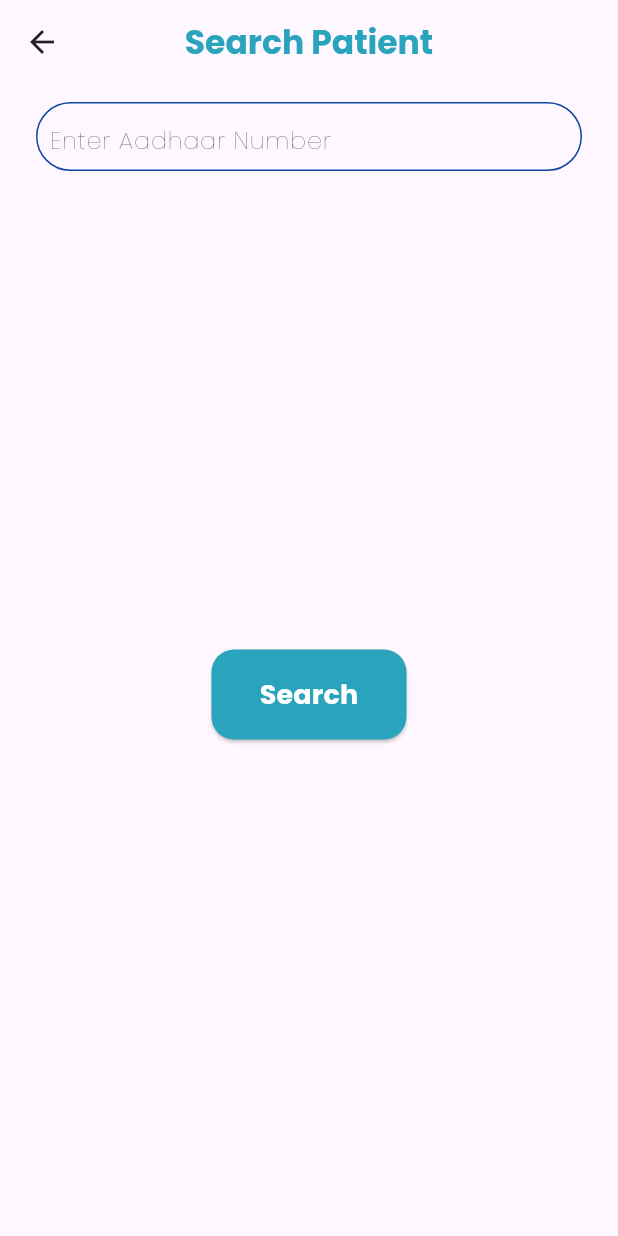
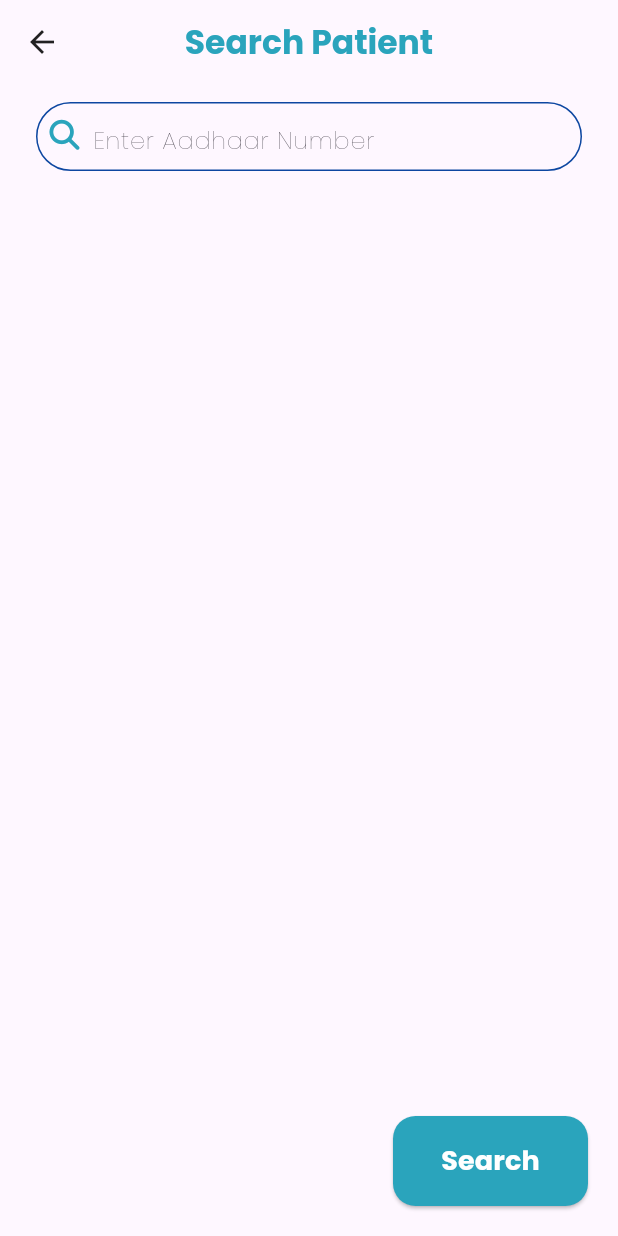
Before and after one commit to The-Powerpuff-Boys/medrec, a Flutter app: the HomePage screen opened by its route, after a tap on "Search", on a phone screen of 412 x 824 dp. Run offline on Flutter 3.47's test engine with Material 2 defaults, Android fonts, the phone set to English and light mode, and no system bars; drawn by our look-alikes of auto_size_text; our stand-ins replace cached_network_image, file_picker, flutter_riverpod, font_awesome_flutter, google_fonts, image_picker; network calls fail; project files that could hold a hidden picture were left out.

Commit message:
modified search screen and added coming soon screeen

```diff
--- a/medrec_app/lib/main.dart
+++ b/medrec_app/lib/main.dart
@@ -25,7 +25,7 @@ class _MedRecAppState extends ConsumerState<MedRecApp> {
       title: 'MedRec',
       theme: MedRecTheme.mainTheme(),
       debugShowCheckedModeBanner: false,
-      home: const AuthChecker(),
+      home: const HomePage(),
       onGenerateRoute: (settings) => MedRecRoutes.generateRoute(settings),
     );
   }
--- a/medrec_app/lib/screens/home_page.dart
+++ b/medrec_app/lib/screens/home_page.dart
@@ -3,6 +3,7 @@ import 'package:cached_network_image/cached_network_image.dart';
 import 'package:flutter/material.dart';
 import 'package:flutter_riverpod/flutter_riverpod.dart';
 import 'package:font_awesome_flutter/font_awesome_flutter.dart';
+import 'package:medrec_app/screens/coming_soon.dart';
 import 'package:medrec_app/screens/search_screen.dart';
 import 'package:medrec_app/widgets/cards.dart';
 
@@ -45,7 +46,9 @@ class HomePage extends ConsumerWidget {
             ListTile(
               leading: const FaIcon(FontAwesomeIcons.person),
               title: const Text('View Profile'),
-              onTap: () {},
+              onTap: () {
+                Navigator.of(context).pushNamed(ComingSoonScreen.routename);
+              },
             ),
             ListTile(
               leading: const FaIcon(FontAwesomeIcons.doorOpen),
--- a/medrec_app/lib/screens/search_screen.dart
+++ b/medrec_app/lib/screens/search_screen.dart
@@ -2,6 +2,7 @@ import 'package:auto_size_text/auto_size_text.dart';
 import 'package:flutter/material.dart';
 import 'package:flutter/services.dart';
 import 'package:flutter_riverpod/flutter_riverpod.dart';
+import 'package:font_awesome_flutter/font_awesome_flutter.dart';
 
 final aadharNumberProvider = StateProvider<String>((ref) {
   return '';
@@ -28,8 +29,11 @@ class SearchScreen extends ConsumerWidget {
           ),
           centerTitle: true,
         ),
-        body: Container(
-          padding: const EdgeInsets.symmetric(horizontal: 24.0, vertical: 12),
+        body: Stack(
+          children: [
+            Container(
+              padding:
+                  const EdgeInsets.symmetric(horizontal: 24.0, vertical: 12),
               child: Column(
                 crossAxisAlignment: CrossAxisAlignment.start,
                 children: [
@@ -50,6 +54,13 @@ class SearchScreen extends ConsumerWidget {
                       expands: false,
                       decoration: const InputDecoration(
                         hintText: 'Enter Aadhaar Number',
+                        prefixIcon: FaIcon(
+                          FontAwesomeIcons.magnifyingGlass,
+                          size: 20,
+                          color: Color(0xff2AA4BC),
+                        ),
+                        prefixIconConstraints:
+                            BoxConstraints.tightFor(width: 25, height: 23),
                         hintStyle: TextStyle(
                           fontWeight: FontWeight.w200,
                         ),
@@ -62,8 +73,12 @@ class SearchScreen extends ConsumerWidget {
                       ),
                     ),
                   ),
-              const Spacer(),
-              Center(
+                ],
+              ),
+            ),
+            Positioned(
+              bottom: 20,
+              right: 20,
               child: ElevatedButton(
                   style: ElevatedButton.styleFrom(
                     fixedSize: const Size(130, 60),
@@ -81,10 +96,9 @@ class SearchScreen extends ConsumerWidget {
                       fontSize: 18,
                       color: Colors.white,
                     ),
-                      ))),
-              const Spacer(),
+                  )),
+            ),
           ],
-          ),
         ),
       ),
     );
--- a/medrec_app/lib/utils/routes.dart
+++ b/medrec_app/lib/utils/routes.dart
@@ -1,4 +1,5 @@
 import 'package:flutter/material.dart';
+import 'package:medrec_app/screens/add_patient_record_screen.dart';
 import 'package:medrec_app/screens/form_confirm_submit_page.dart';
 import 'package:medrec_app/screens/login_page.dart';
 import 'package:medrec_app/screens/search_screen.dart';
@@ -29,7 +30,10 @@ class MedRecRoutes {
         return MaterialPageRoute<void>(
           builder: (context) => const SearchScreen(),
         );
-
+      case AddPatientRecordScreen.routename:
+        return MaterialPageRoute<void>(
+          builder: (context) => const AddPatientRecordScreen(),
+        );
       default:
         return MaterialPageRoute(
           builder: (context) => Scaffold(
```
Also changed, not shown: medrec_app/lib/screens/add_patient_record_screen.dart (added, +14 -0 lines), medrec_app/lib/screens/coming_soon.dart (+22 -1 lines), medrec_app/assets/coming_soon.png (added). Lines whose indentation alone changed are shown as unchanged.
